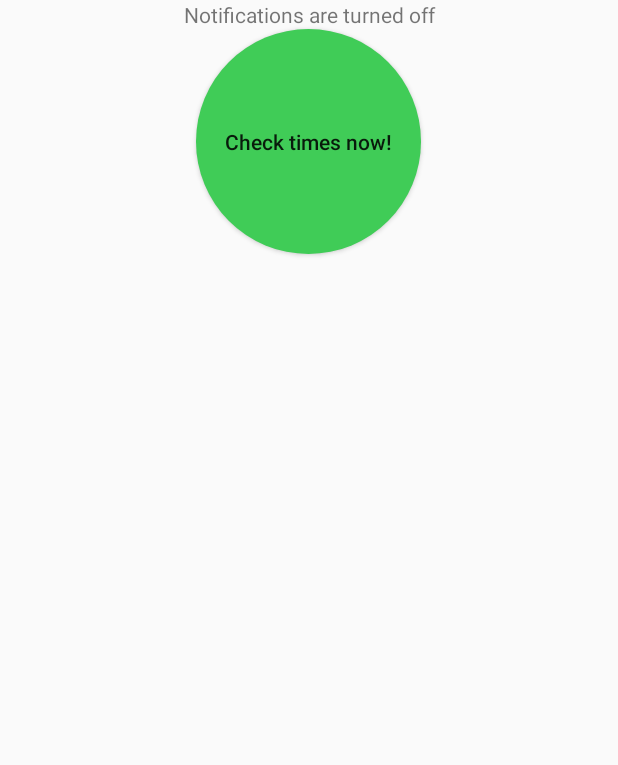
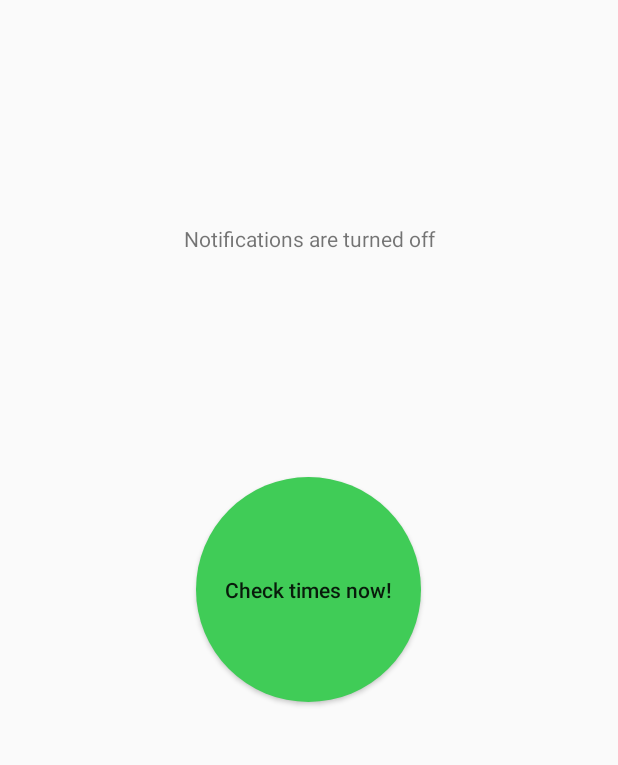
Before and after one commit to kanemars/ChuffJava, an Android app: the screen it shows after launch (MainActivity), after a tap on an icon or button, on a phone screen of 412 x 824 dp, the part 84-849 px from its top. Run offline under Robolectric (Android 15) with nearby library versions, the phone set to English and light mode, and no system bars; 3 statements that could not run were skipped.

Commit message:
Progress bar, 24 hour clock, fixed the Manifest

```diff
--- a/app/src/main/java/kanemars/KaneHuxleyJavaConsumer/RestfulAsynchTasks.java
+++ b/app/src/main/java/kanemars/KaneHuxleyJavaConsumer/RestfulAsyncTasks.java
@@ -1,6 +1,8 @@
 package kanemars.KaneHuxleyJavaConsumer;
 
 import android.os.AsyncTask;
+import android.view.View;
+import android.widget.ProgressBar;
 import com.google.gson.Gson;
 import com.google.gson.GsonBuilder;
 import kanemars.KaneHuxleyJavaConsumer.Models.Departures;
@@ -9,7 +11,16 @@ import java.io.BufferedReader;
 import java.io.InputStreamReader;
 import java.net.URL;
 
-public class RestfulAsynchTasks extends AsyncTask<String, Integer, Departures>{
+public class RestfulAsyncTasks extends AsyncTask<String, Integer, Departures>{
+
+    private ProgressBar progressBar;
+
+    public RestfulAsyncTasks() {}
+
+    public RestfulAsyncTasks(ProgressBar progressBar) {
+        this.progressBar = progressBar;
+    }
+
     private static String readUrl(String urlString) throws Exception {
         BufferedReader reader = null;
 
@@ -30,6 +41,22 @@ public class RestfulAsynchTasks extends AsyncTask<String, Integer, Departures>{
     }
 
     @Override
+    protected void onPreExecute() {
+        super.onPreExecute();
+        if (progressBar != null) {
+            progressBar.setVisibility(View.VISIBLE);
+        }
+    }
+
+    @Override
+    protected void onPostExecute(Departures departures) {
+        super.onPostExecute(departures);
+        if (progressBar != null) {
+            progressBar.setVisibility(View.GONE);
+        }
+    }
+
+    @Override
     protected Departures doInBackground(String... params) {
         try {
             String url = String.format("http://kanehuxleyapi.azurewebsites.net/departures/%s/to/%s/%s", params[0], params[1], params[2]);
--- a/app/src/main/java/kanemars/chuffjava/ChuffNotificationReceiver.java
+++ b/app/src/main/java/kanemars/chuffjava/ChuffNotificationReceiver.java
@@ -9,10 +9,11 @@ import android.content.Intent;
 import android.os.AsyncTask;
 import android.text.Html;
 import android.text.Spanned;
+import android.widget.ProgressBar;
 import kanemars.KaneHuxleyJavaConsumer.Models.Departures;
 import kanemars.KaneHuxleyJavaConsumer.Models.Journey;
 import kanemars.KaneHuxleyJavaConsumer.Models.TrainService;
-import kanemars.KaneHuxleyJavaConsumer.RestfulAsynchTasks;
+import kanemars.KaneHuxleyJavaConsumer.RestfulAsyncTasks;
 
 import java.util.Calendar;
 import java.util.concurrent.ExecutionException;
@@ -30,7 +31,7 @@ public class ChuffNotificationReceiver extends BroadcastReceiver {
 
             Journey journey = (Journey) intent.getExtras().getSerializable(KEY_JOURNEY);
 
-            Spanned msg = ChuffNotificationReceiver.getNext2Departures(journey);
+            Spanned msg = ChuffNotificationReceiver.getNext2Departures(journey, null);
 
             ChuffNotificationReceiver.ShowChufferNotification(context, journey.toString(), msg.toString(), notificationCounter.getAndIncrement());
         }
@@ -53,9 +54,10 @@ public class ChuffNotificationReceiver extends BroadcastReceiver {
         nm.notify(uniqueId, notification);
     }
 
-    static Spanned getNext2Departures(Journey journey) {
+    static Spanned getNext2Departures(Journey journey, ProgressBar progressBar) {
+        AsyncTask<String, Integer, Departures> departuresAsyncTask;
         try {
-            AsyncTask<String, Integer, Departures> departuresAsyncTask = new RestfulAsynchTasks().execute(journey.crsSource, journey.crsDestination, "2");
+            departuresAsyncTask = new RestfulAsyncTasks(progressBar).execute(journey.crsSource, journey.crsDestination, "2");
             Departures departures = departuresAsyncTask.get();
             if (departures == null) {
                 return fromHtml("Problem connecting to internet");
--- a/app/src/main/java/kanemars/chuffjava/MainActivity.java
+++ b/app/src/main/java/kanemars/chuffjava/MainActivity.java
@@ -10,6 +10,7 @@ import android.text.format.DateFormat;
 import android.view.Menu;
 import android.view.MenuItem;
 import android.view.View;
+import android.widget.ProgressBar;
 import android.widget.TextView;
 import android.widget.Toast;
 import kanemars.KaneHuxleyJavaConsumer.Models.Journey;
@@ -34,6 +35,11 @@ public class MainActivity extends AppCompatActivity {
         setSupportActionBar(myToolbar);
         showNextNotification();
 
+        try {
+            ChuffAlarm.startAlarmIfNotificationOn(this);
+        } catch (JourneyException ex) {
+
+        }
     }
 
     @Override
@@ -67,7 +73,8 @@ public class MainActivity extends AppCompatActivity {
 
     public void immediatelyShowNext2Trains(View view) {
         try {
-            Toast.makeText(getApplicationContext(), ChuffNotificationReceiver.getNext2Departures(getJourney()), Toast.LENGTH_LONG).show();
+            ProgressBar progressBar = (ProgressBar) findViewById(R.id.progressBar);
+            Toast.makeText(getApplicationContext(), ChuffNotificationReceiver.getNext2Departures(getJourney(), progressBar), Toast.LENGTH_LONG).show();
         } catch (JourneyException ex) {
             Toast.makeText(getApplicationContext(), ex.getMessage(), Toast.LENGTH_LONG).show();
         }
--- a/app/src/main/res/layout/content_main.xml
+++ b/app/src/main/res/layout/content_main.xml
@@ -4,7 +4,7 @@
         xmlns:tools="http://schemas.android.com/tools"
         android:id="@+id/content_main"
         android:layout_width="match_parent"
-        android:layout_height="match_parent"
+        android:layout_height="fill_parent"
         android:gravity="center_horizontal"
         tools:showIn="@layout/activity_main"
         tools:context="kanemars.chuffjava.MainActivity"
@@ -14,11 +14,19 @@
             android:layout_height="wrap_content"
             android:background="?attr/colorPrimary"
             android:theme="?attr/actionBarTheme"
-            android:minHeight="?attr/actionBarSize" android:id="@+id/chuffToolbar"/>
+            android:minHeight="?attr/actionBarSize" android:id="@+id/chuffToolbar"/>    <Space
+        android:layout_width="0dp"
+        android:layout_height="1dp"
+        android:layout_weight="1" >
+</Space>
     <TextView
             android:gravity="center"
             android:layout_width="match_parent"
-            android:layout_height="wrap_content" android:id="@+id/nextNotificationTextView"/>
+            android:layout_height="wrap_content" android:id="@+id/nextNotificationTextView"/>    <Space
+        android:layout_width="0dp"
+        android:layout_height="1dp"
+        android:layout_weight="1" >
+</Space>
     <Button
             android:text="@string/check_times_now"
             android:layout_width="150dp"
@@ -26,8 +34,20 @@
             android:gravity="center_vertical|center_horizontal"
             android:id="@+id/checkTimesButton"
             android:onClick="immediatelyShowNext2Trains"
-            android:background="@drawable/roundedbutton" android:textAllCaps="false"/>
-
+            android:background="@drawable/roundedbutton" android:textAllCaps="false"/>    <Space
+        android:layout_width="0dp"
+        android:layout_height="1dp"
+        android:layout_weight="1" >
+</Space>
+    <ProgressBar
+            style="?android:attr/progressBarStyle"
+            android:layout_width="match_parent"
+            android:layout_height="wrap_content"
+            android:id="@+id/progressBar" android:visibility="gone"/>    <Space
+        android:layout_width="0dp"
+        android:layout_height="1dp"
+        android:layout_weight="1" >
+</Space>
 
 
 </LinearLayout>
```
Also changed, not shown: app/src/main/AndroidManifest.xml (+1 -8 lines), app/src/main/java/kanemars/chuffjava/ChuffPreferenceActivity.java (+13 -9 lines), app/src/main/java/kanemars/chuffjava/TimePreference.java (+8 -7 lines).
